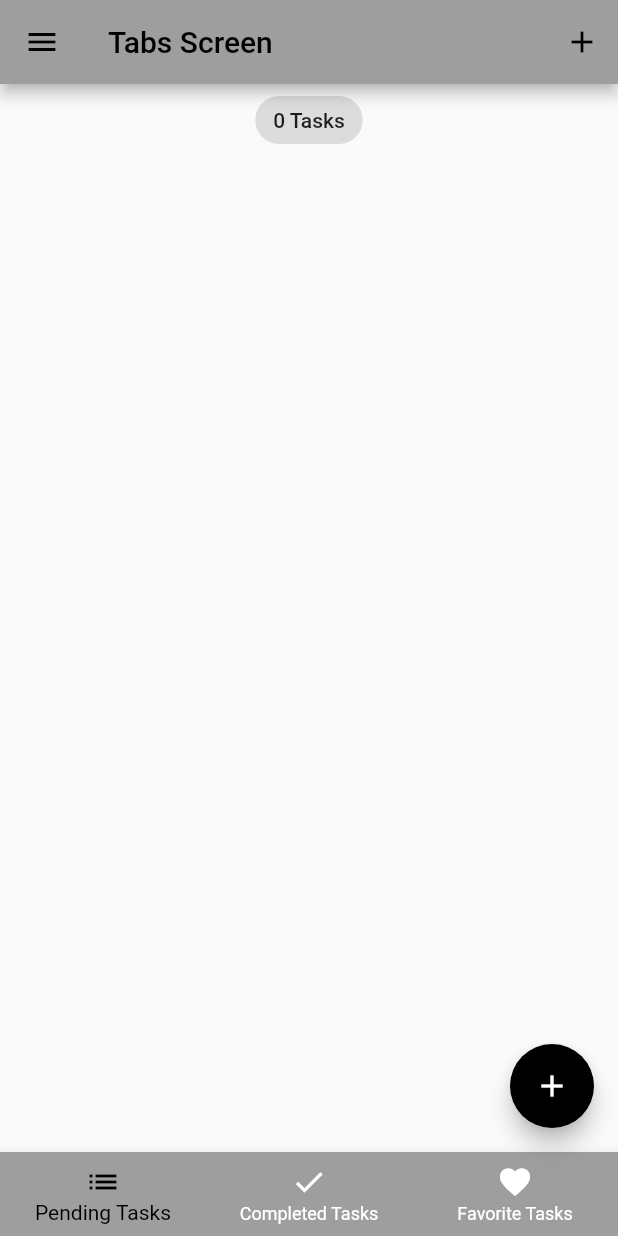
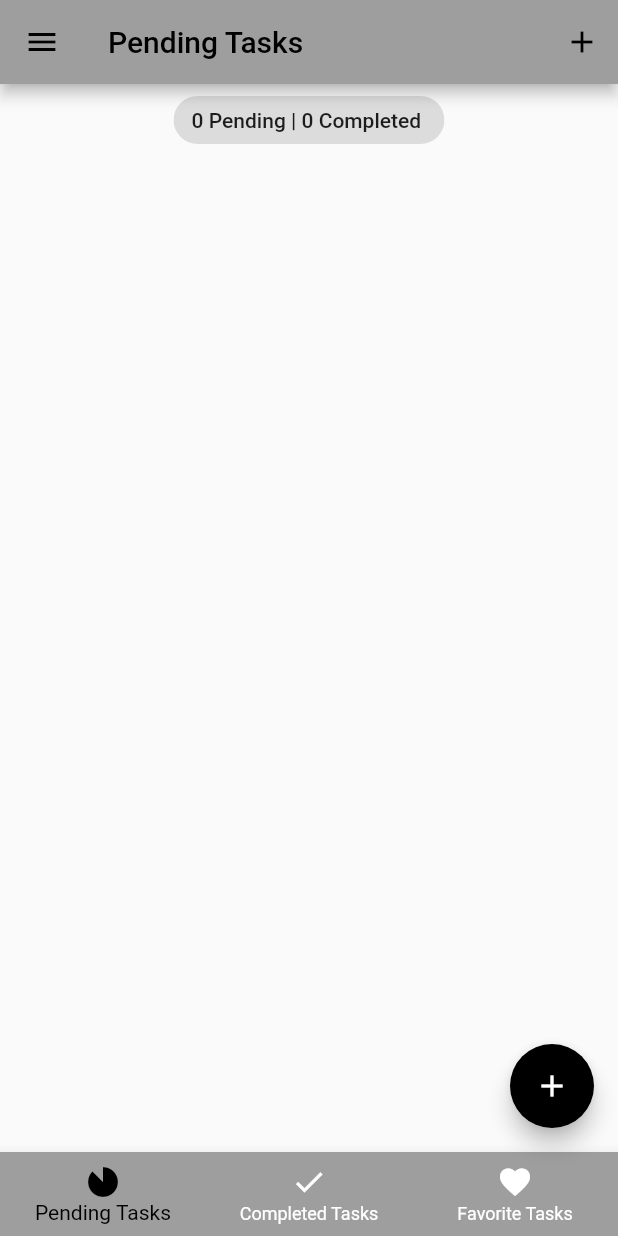
Before and after one commit to xordox/todo_bloc, a Flutter app: the screen it shows after launch, on a phone screen of 412 x 824 dp. Run offline on Flutter 3.47's test engine with Material 2 defaults, Android fonts, the phone set to English and light mode, and no system bars; our stand-ins replace bloc, equatable, flutter_bloc, hydrated_bloc.

Commit message:
task separation

```diff
--- a/lib/blocs/task/task_state.dart
+++ b/lib/blocs/task/task_state.dart
@@ -2,25 +2,39 @@ part of 'task_bloc.dart';
 
 class TaskState extends Equatable {
   const TaskState(
-      {this.allTasks = const <Task>[], this.removedTasks = const <Task>[]});
+      {this.pendingTasks = const <Task>[],
+      this.completedTasks = const <Task>[],
+      this.favoriteTasks = const <Task>[],
+      this.removedTasks = const <Task>[]});
 
-  final List<Task> allTasks;
+  final List<Task> pendingTasks;
+  final List<Task> completedTasks;
+  final List<Task> favoriteTasks;
   final List<Task> removedTasks;
 
   @override
-  List<Object> get props => [allTasks,removedTasks];
+  List<Object> get props =>
+      [pendingTasks, completedTasks, favoriteTasks, removedTasks];
 
   Map<String, dynamic> toMap() {
     return {
-      'allTasks': allTasks.map((x) => x.toMap()).toList(),
+      'pendingTasks': pendingTasks.map((x) => x.toMap()).toList(),
+      'completedTasks': completedTasks.map((x) => x.toMap()).toList(),
+      'favoriteTasks': favoriteTasks.map((x) => x.toMap()).toList(),
       'removedTasks': removedTasks.map((x) => x.toMap()).toList(),
     };
   }
 
   factory TaskState.fromMap(Map<String, dynamic> map) {
     return TaskState(
-      allTasks: List<Task>.from(map['allTasks']?.map((x) => Task.fromMap(x))),
-      removedTasks: List<Task>.from(map['removedTasks']?.map((x) => Task.fromMap(x))),
+      pendingTasks:
+          List<Task>.from(map['pendingTasks']?.map((x) => Task.fromMap(x))),
+      completedTasks:
+          List<Task>.from(map['completedTasks']?.map((x) => Task.fromMap(x))),
+      favoriteTasks:
+          List<Task>.from(map['favoriteTasks']?.map((x) => Task.fromMap(x))),
+      removedTasks:
+          List<Task>.from(map['removedTasks']?.map((x) => Task.fromMap(x))),
     );
   }
 }
--- a/lib/main.dart
+++ b/lib/main.dart
@@ -2,7 +2,7 @@ import 'package:flutter/material.dart';
 import 'package:path_provider/path_provider.dart';
 import 'package:todo_bloc/blocs/task_bloc_observer.dart';
 import 'package:todo_bloc/screens/tabs_screen.dart';
-import 'package:todo_bloc/screens/tasks_screen.dart';
+import 'package:todo_bloc/screens/pending_tasks_screen.dart';
 import 'package:todo_bloc/services/app_router.dart';
 import 'package:todo_bloc/services/app_theme.dart';
 
@@ -39,7 +39,7 @@ class MyApp extends StatelessWidget {
             theme: state.darkMode?
             AppThemes.appThemeData[AppTheme.darkTheme]
             :AppThemes.appThemeData[AppTheme.lightTheme],
-            home: const TabsScreen(),
+            home:  TabsScreen(),
             onGenerateRoute: appRouter.onGenerateRoute,
           );
         },
--- a/lib/models/task.dart
+++ b/lib/models/task.dart
@@ -22,7 +22,7 @@ class Task extends Equatable {
     bool? isDeleted,
   }) {
     return Task(
-      id: id ?? this.id,
+      id: id ,
       title: title ?? this.title,
       isDone: isDone ?? this.isDone,
       isDeleted: isDeleted ?? this.isDeleted,
--- a/lib/screens/app_drawer.dart
+++ b/lib/screens/app_drawer.dart
@@ -2,7 +2,7 @@ import 'package:flutter/material.dart';
 import 'package:todo_bloc/blocs/bloc_barrier.dart';
 import 'package:todo_bloc/screens/tabs_screen.dart';
 import 'package:todo_bloc/screens/recycle_bin.dart';
-import 'package:todo_bloc/screens/tasks_screen.dart';
+import 'package:todo_bloc/screens/pending_tasks_screen.dart';
 
 class AppDrawer extends StatelessWidget{
   @override
@@ -30,7 +30,7 @@ class AppDrawer extends StatelessWidget{
                       Icons.folder_special,
                     ),
                     title: const Text("My Tasks"),
-                    trailing: Text("${state.allTasks.length}"),
+                    trailing: Text("${state.pendingTasks.length} | ${state.completedTasks.length}"),
                   ),
                 );
               },
--- a/lib/screens/tasks_screen.dart
+++ b/lib/screens/favorite_tasks_screen.dart
@@ -1,31 +1,23 @@
 import 'package:flutter/material.dart';
 import 'package:todo_bloc/blocs/bloc_barrier.dart';
 import 'package:todo_bloc/models/task.dart';
-import 'package:todo_bloc/screens/add_task_screen.dart';
-import 'package:todo_bloc/screens/app_drawer.dart';
 import 'package:todo_bloc/widgets/task_list.dart';
 
-class TasksScreen extends StatefulWidget {
-   const TasksScreen({Key? key}) : super(key: key);
-   static const id = 'tasks_screen';
+class FavoriteTasksScreen extends StatelessWidget{
+  const FavoriteTasksScreen({Key? key}) : super(key: key);
 
-  @override
-  State<TasksScreen> createState() => _TasksScreenState();
-}
-
-class _TasksScreenState extends State<TasksScreen> {
 
 
   @override
   Widget build(BuildContext context) {
     return BlocBuilder<TaskBloc, TaskState>(
       builder: (context, state) {
-        List<Task> taskList = state.allTasks;
+        List<Task> taskList = state.favoriteTasks;
         return Column(
           mainAxisAlignment: MainAxisAlignment.start,
           children: <Widget>[
              Center(
-              child: Chip(label: Text("${state.allTasks.length} Tasks",)),
+              child: Chip(label: Text("${taskList.length} Tasks",)),
             ),
             TaskList(tasksList: taskList),
           ],
--- /dev/null
+++ b/lib/screens/pending_tasks_screen.dart
@@ -0,0 +1,28 @@
+import 'package:flutter/material.dart';
+import 'package:todo_bloc/blocs/bloc_barrier.dart';
+import 'package:todo_bloc/models/task.dart';
+import 'package:todo_bloc/widgets/task_list.dart';
+
+class PendingTasksScreen extends StatelessWidget{
+  const PendingTasksScreen({Key? key}) : super(key: key);
+
+
+
+  @override
+  Widget build(BuildContext context) {
+    return BlocBuilder<TaskBloc, TaskState>(
+      builder: (context, state) {
+        List<Task> taskList = state.pendingTasks;
+        return Column(
+          mainAxisAlignment: MainAxisAlignment.start,
+          children: <Widget>[
+             Center(
+              child: Chip(label: Text("${state.pendingTasks.length} Pending | ${state.completedTasks.length} Completed ",)),
+            ),
+            TaskList(tasksList: taskList),
+          ],
+        );
+      },
+    );
+  }
+}
--- a/lib/screens/tabs_screen.dart
+++ b/lib/screens/tabs_screen.dart
@@ -1,11 +1,26 @@
 import 'package:flutter/material.dart';
 import 'package:todo_bloc/screens/add_task_screen.dart';
 import 'package:todo_bloc/screens/app_drawer.dart';
-import 'package:todo_bloc/screens/tasks_screen.dart';
+import 'package:todo_bloc/screens/completed_tasks_screen.dart';
+import 'package:todo_bloc/screens/favorite_tasks_screen.dart';
+import 'package:todo_bloc/screens/pending_tasks_screen.dart';
 
-class TabsScreen extends StatelessWidget {
-  const TabsScreen({ Key? key }) : super(key: key);
+class TabsScreen extends StatefulWidget {
+  TabsScreen({Key? key}) : super(key: key);
   static const id = 'tabs_screen';
+
+  @override
+  State<TabsScreen> createState() => _TabsScreenState();
+}
+
+class _TabsScreenState extends State<TabsScreen> {
+  final List<Map<String, dynamic>> _pageDetails = const [
+    {'pageName': PendingTasksScreen(), 'title': 'Pending Tasks'},
+    {'pageName': CompletedTasksScreen(), 'title': 'Completed Tasks'},
+    {'pageName': FavoriteTasksScreen(), 'title': 'Favorite Tasks'},
+  ];
+
+  int _selectedPageIndex = 0;
 
   void _addTask(BuildContext context) {
     showModalBottomSheet(
@@ -24,29 +39,35 @@ class TabsScreen extends StatelessWidget {
   Widget build(BuildContext context) {
     return Scaffold(
       appBar: AppBar(
-        title: const Text("Tabs Screen"),
-        actions: [IconButton(onPressed: () => _addTask(context), icon: Icon(Icons.add))],
-
+        title:  Text(_pageDetails[_selectedPageIndex]['title']),
+        actions: [
+          IconButton(onPressed: () => _addTask(context), icon: Icon(Icons.add))
+        ],
       ),
       drawer: AppDrawer(),
-      body: const TasksScreen(),
-      floatingActionButton: FloatingActionButton(
+      body: _pageDetails[_selectedPageIndex]['pageName'],
+      floatingActionButton: _selectedPageIndex == 0 ? FloatingActionButton(
         onPressed: () => _addTask(context),
         tooltip: 'Increment',
         child: const Icon(Icons.add),
-          ),bottomNavigationBar: BottomNavigationBar(
-            currentIndex: 0,
-            onTap: (index){},
-            items: const[
+      ):null,
+      bottomNavigationBar:
+          BottomNavigationBar(currentIndex: _selectedPageIndex,
+          onTap: (index) {setState(() {
+            _selectedPageIndex = index;
+          });}, items: const [
         BottomNavigationBarItem(
-              icon: Icon(Icons.list),
-            label: "Pending Tasks",),
+          icon: Icon(Icons.incomplete_circle_sharp),
+          label: "Pending Tasks",
+        ),
         BottomNavigationBarItem(
           icon: Icon(Icons.done),
-            label: "Completed Tasks",),
+          label: "Completed Tasks",
+        ),
         BottomNavigationBarItem(
           icon: Icon(Icons.favorite),
-            label: "Favorite Tasks",),
+          label: "Favorite Tasks",
+        ),
       ]),
     );
   }
--- a/lib/services/app_router.dart
+++ b/lib/services/app_router.dart
@@ -1,7 +1,7 @@
 import 'package:flutter/material.dart';
 import 'package:todo_bloc/screens/recycle_bin.dart';
 import 'package:todo_bloc/screens/tabs_screen.dart';
-import 'package:todo_bloc/screens/tasks_screen.dart';
+import 'package:todo_bloc/screens/pending_tasks_screen.dart';
 
 class AppRouter{
   Route? onGenerateRoute(RouteSettings routeSettings){
@@ -9,7 +9,7 @@ class AppRouter{
       case RecycleBin.id:
       return MaterialPageRoute(builder: (_) =>const RecycleBin(),);
       case TabsScreen.id:
-      return MaterialPageRoute(builder: (_) => const TabsScreen(),);
+      return MaterialPageRoute(builder: (_) =>  TabsScreen(),);
       default:
       return null;
      }
```
Also changed, not shown: lib/blocs/task/task_bloc.dart (+36 -21 lines), lib/screens/completed_tasks_screen.dart (added, +28 -0 lines). Lines whose indentation alone changed are shown as unchanged.
